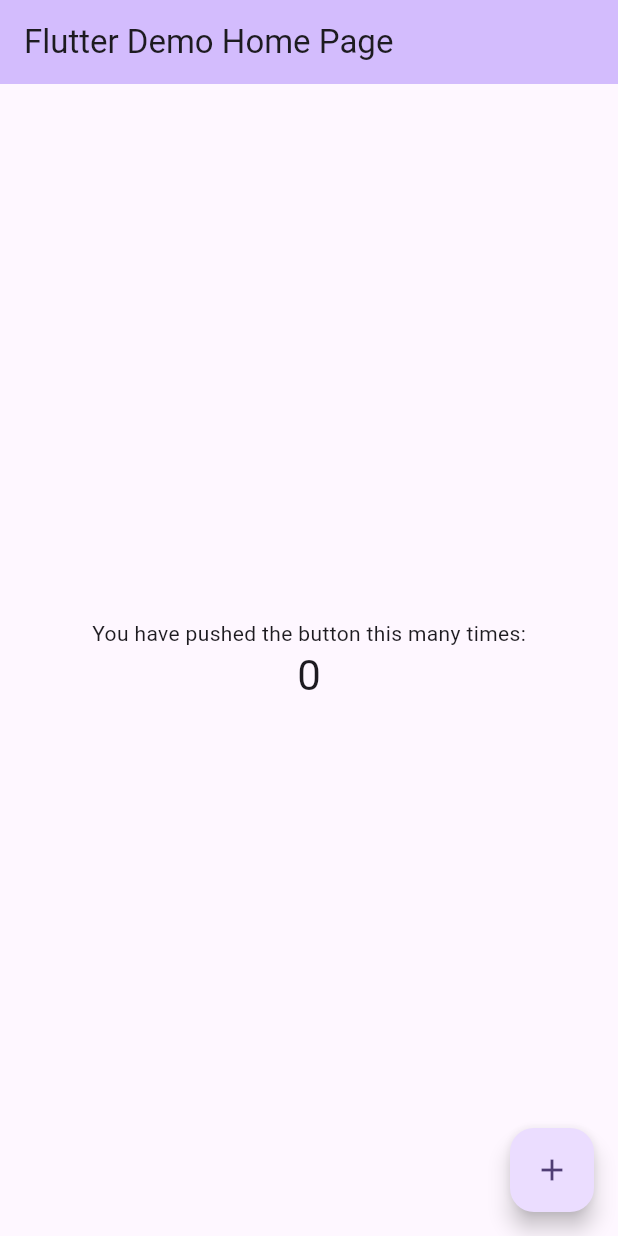
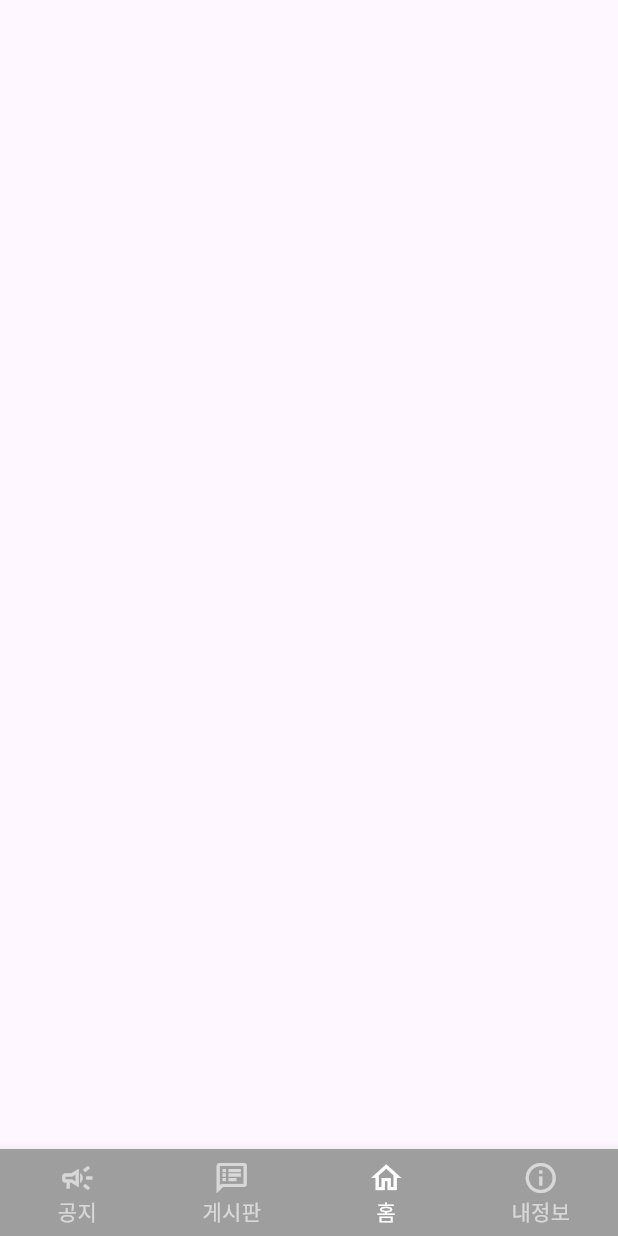
Before and after one commit to Deopoler/klein-schule, a Flutter app: the screen it shows after launch, on a phone screen of 412 x 824 dp. Run offline on Flutter 3.47's test engine with Material 2 defaults, Android fonts, the phone set to English and light mode, and no system bars; our stand-ins replace google_fonts.

Commit message:
feat: add bottom nav bar

```diff
--- a/lib/main.dart
+++ b/lib/main.dart
@@ -1,4 +1,6 @@
 import 'package:flutter/material.dart';
+import 'package:google_fonts/google_fonts.dart';
+import 'package:klein_schule/screens/home.dart';
 
 void main() {
   runApp(const MyApp());
@@ -11,115 +13,12 @@ class MyApp extends StatelessWidget {
   @override
   Widget build(BuildContext context) {
     return MaterialApp(
-      title: 'Flutter Demo',
+      title: 'Weather Forecast',
       theme: ThemeData(
-        // This is the theme of your application.
-        //
-        // TRY THIS: Try running your application with "flutter run". You'll see
-        // the application has a blue toolbar. Then, without quitting the app,
-        // try changing the seedColor in the colorScheme below to Colors.green
-        // and then invoke "hot reload" (save your changes or press the "hot
-        // reload" button in a Flutter-supported IDE, or press "r" if you used
-        // the command line to start the app).
-        //
-        // Notice that the counter didn't reset back to zero; the application
-        // state is not lost during the reload. To reset the state, use hot
-        // restart instead.
-        //
-        // This works for code too, not just values: Most code changes can be
-        // tested with just a hot reload.
-        colorScheme: ColorScheme.fromSeed(seedColor: Colors.deepPurple),
         useMaterial3: true,
+        textTheme: GoogleFonts.poppinsTextTheme(),
       ),
-      home: const MyHomePage(title: 'Flutter Demo Home Page'),
+      home: const HomeScreen(),
     );
   }
 }
-
-class MyHomePage extends StatefulWidget {
-  const MyHomePage({super.key, required this.title});
-
-  // This widget is the home page of your application. It is stateful, meaning
-  // that it has a State object (defined below) that contains fields that affect
-  // how it looks.
-
-  // This class is the configuration for the state. It holds the values (in this
-  // case the title) provided by the parent (in this case the App widget) and
-  // used by the build method of the State. Fields in a Widget subclass are
-  // always marked "final".
-
-  final String title;
-
-  @override
-  State<MyHomePage> createState() => _MyHomePageState();
-}
-
-class _MyHomePageState extends State<MyHomePage> {
-  int _counter = 0;
-
-  void _incrementCounter() {
-    setState(() {
-      // This call to setState tells the Flutter framework that something has
-      // changed in this State, which causes it to rerun the build method below
-      // so that the display can reflect the updated values. If we changed
-      // _counter without calling setState(), then the build method would not be
-      // called again, and so nothing would appear to happen.
-      _counter++;
-    });
-  }
-
-  @override
-  Widget build(BuildContext context) {
-    // This method is rerun every time setState is called, for instance as done
-    // by the _incrementCounter method above.
-    //
-    // The Flutter framework has been optimized to make rerunning build methods
-    // fast, so that you can just rebuild anything that needs updating rather
-    // than having to individually change instances of widgets.
-    return Scaffold(
-      appBar: AppBar(
-        // TRY THIS: Try changing the color here to a specific color (to
-        // Colors.amber, perhaps?) and trigger a hot reload to see the AppBar
-        // change color while the other colors stay the same.
-        backgroundColor: Theme.of(context).colorScheme.inversePrimary,
-        // Here we take the value from the MyHomePage object that was created by
-        // the App.build method, and use it to set our appbar title.
-        title: Text(widget.title),
-      ),
-      body: Center(
-        // Center is a layout widget. It takes a single child and positions it
-        // in the middle of the parent.
-        child: Column(
-          // Column is also a layout widget. It takes a list of children and
-          // arranges them vertically. By default, it sizes itself to fit its
-          // children horizontally, and tries to be as tall as its parent.
-          //
-          // Column has various properties to control how it sizes itself and
-          // how it positions its children. Here we use mainAxisAlignment to
-          // center the children vertically; the main axis here is the vertical
-          // axis because Columns are vertical (the cross axis would be
-          // horizontal).
-          //
-          // TRY THIS: Invoke "debug painting" (choose the "Toggle Debug Paint"
-          // action in the IDE, or press "p" in the console), to see the
-          // wireframe for each widget.
-          mainAxisAlignment: MainAxisAlignment.center,
-          children: <Widget>[
-            const Text(
-              'You have pushed the button this many times:',
-            ),
-            Text(
-              '$_counter',
-              style: Theme.of(context).textTheme.headlineMedium,
-            ),
-          ],
-        ),
-      ),
-      floatingActionButton: FloatingActionButton(
-        onPressed: _incrementCounter,
-        tooltip: 'Increment',
-        child: const Icon(Icons.add),
-      ), // This trailing comma makes auto-formatting nicer for build methods.
-    );
-  }
-}
--- /dev/null
+++ b/lib/screens/home.dart
@@ -0,0 +1,14 @@
+import 'package:flutter/material.dart';
+
+import '../widgets/bottom_navigation_bar.dart';
+
+class HomeScreen extends StatelessWidget {
+  const HomeScreen({super.key});
+
+  @override
+  Widget build(BuildContext context) {
+    return const Scaffold(
+      bottomNavigationBar: BottomNavBar(),
+    );
+  }
+}
--- /dev/null
+++ b/lib/widgets/bottom_navigation_bar.dart
@@ -0,0 +1,38 @@
+import 'package:flutter/material.dart';
+
+class BottomNavBar extends StatefulWidget {
+  const BottomNavBar({super.key});
+
+  @override
+  State<BottomNavBar> createState() => _BottomNavBarState();
+}
+
+class _BottomNavBarState extends State<BottomNavBar> {
+  int selectedIndex = 2;
+
+  @override
+  Widget build(BuildContext context) {
+    return BottomNavigationBar(
+      type: BottomNavigationBarType.fixed,
+      backgroundColor: Colors.grey,
+      selectedItemColor: Colors.white,
+      unselectedItemColor: Colors.white.withOpacity(.60),
+      selectedFontSize: 14,
+      unselectedFontSize: 14,
+      currentIndex: selectedIndex, //현재 선택된 Index
+      onTap: (int index) {
+        setState(() {
+          selectedIndex = index;
+        });
+      },
+      items: const [
+        BottomNavigationBarItem(
+            icon: Icon(Icons.campaign_outlined), label: '공지'),
+        BottomNavigationBarItem(
+            icon: Icon(Icons.speaker_notes_outlined), label: '게시판'),
+        BottomNavigationBarItem(icon: Icon(Icons.home_outlined), label: '홈'),
+        BottomNavigationBarItem(icon: Icon(Icons.info_outline), label: '내정보'),
+      ],
+    );
+  }
+}
--- a/pubspec.yaml
+++ b/pubspec.yaml
@@ -35,6 +35,7 @@ dependencies:
   # The following adds the Cupertino Icons font to your application.
   # Use with the CupertinoIcons class for iOS style icons.
   cupertino_icons: ^1.0.2
+  google_fonts: ^4.0.5
 
 dev_dependencies:
   flutter_test:
```
Also changed, not shown: pubspec.lock, 1 other file.
